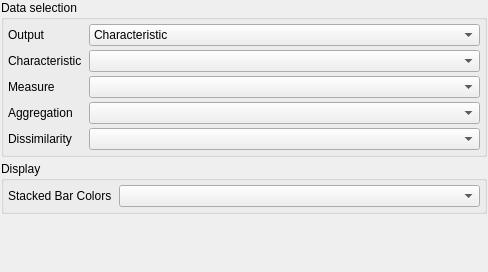
The window that modules/FiAKEr/SensitivitySettings.ui (3dct/open_iA) describes before a commit, drawn with Qt 5.
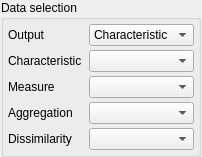
The same window after the commit.

Commit message: Sensitivity: Unify output characteristics color (all bars same ATM)

Patch:
```diff
--- a/modules/FiAKEr/SensitivitySettings.ui
+++ b/modules/FiAKEr/SensitivitySettings.ui
@@ -6,8 +6,8 @@
    <rect>
     <x>0</x>
     <y>0</y>
-    <width>488</width>
-    <height>272</height>
+    <width>177</width>
+    <height>143</height>
    </rect>
   </property>
   <property name="windowTitle">
@@ -143,7 +143,7 @@
      </layout>
     </widget>
    </item>
-   <item row="4" column="0">
+   <item row="3" column="0">
     <spacer name="verticalSpacer">
      <property name="orientation">
       <enum>Qt::Vertical</enum>
@@ -156,53 +156,6 @@
      </property>
     </spacer>
    </item>
-   <item row="3" column="0">
-    <widget class="QGroupBox" name="gbDisplay">
-     <property name="sizePolicy">
-      <sizepolicy hsizetype="Expanding" vsizetype="Fixed">
-       <horstretch>0</horstretch>
-       <verstretch>0</verstretch>
-      </sizepolicy>
-     </property>
-     <property name="title">
-      <string>Display</string>
-     </property>
-     <layout class="QGridLayout" name="glDisplay">
-      <property name="leftMargin">
-       <number>4</number>
-      </property>
-      <property name="topMargin">
-       <number>4</number>
-      </property>
-      <property name="rightMargin">
-       <number>4</number>
-      </property>
-      <property name="bottomMargin">
-       <number>4</number>
-      </property>
-      <property name="spacing">
-       <number>4</number>
-      </property>
-      <item row="0" column="0">
-       <widget class="QLabel" name="lbStackedBarChartColors">
-        <property name="text">
-         <string>Stacked Bar Colors </string>
-        </property>
-       </widget>
-      </item>
-      <item row="0" column="1">
-       <widget class="QComboBox" name="cmbboxStackedBarChartColors">
-        <property name="sizePolicy">
-         <sizepolicy hsizetype="Expanding" vsizetype="Fixed">
-          <horstretch>0</horstretch>
-          <verstretch>0</verstretch>
-         </sizepolicy>
-        </property>
-       </widget>
-      </item>
-     </layout>
-    </widget>
-   </item>
   </layout>
  </widget>
  <resources/>
```
The commit also changes 4 other files.
